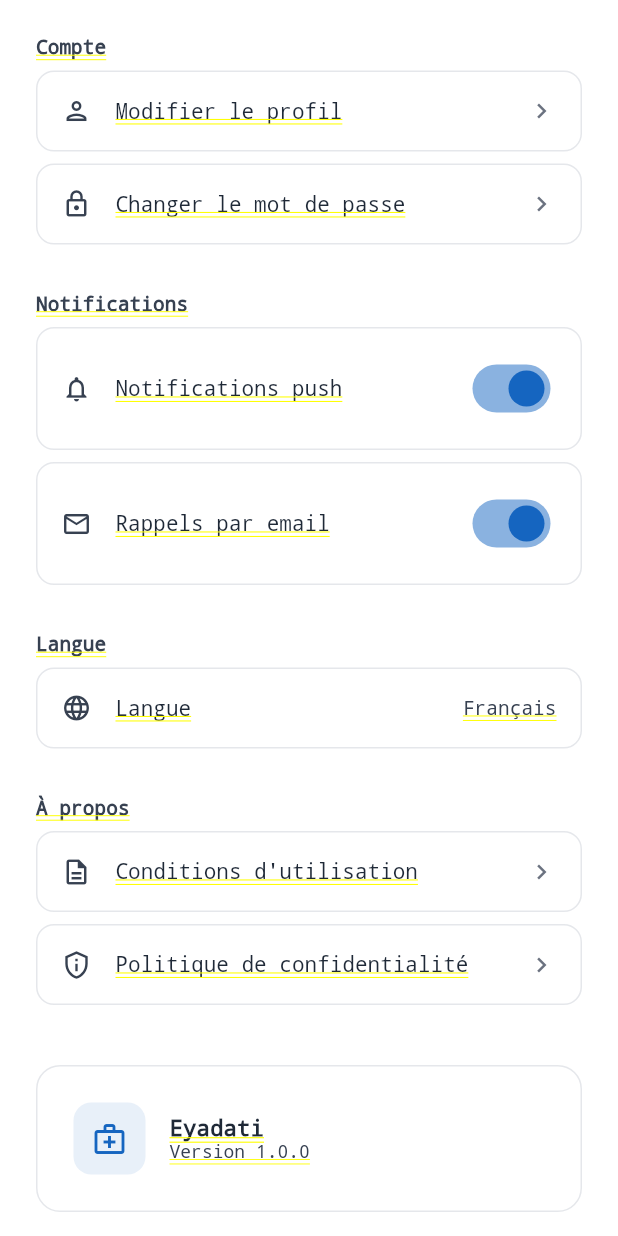
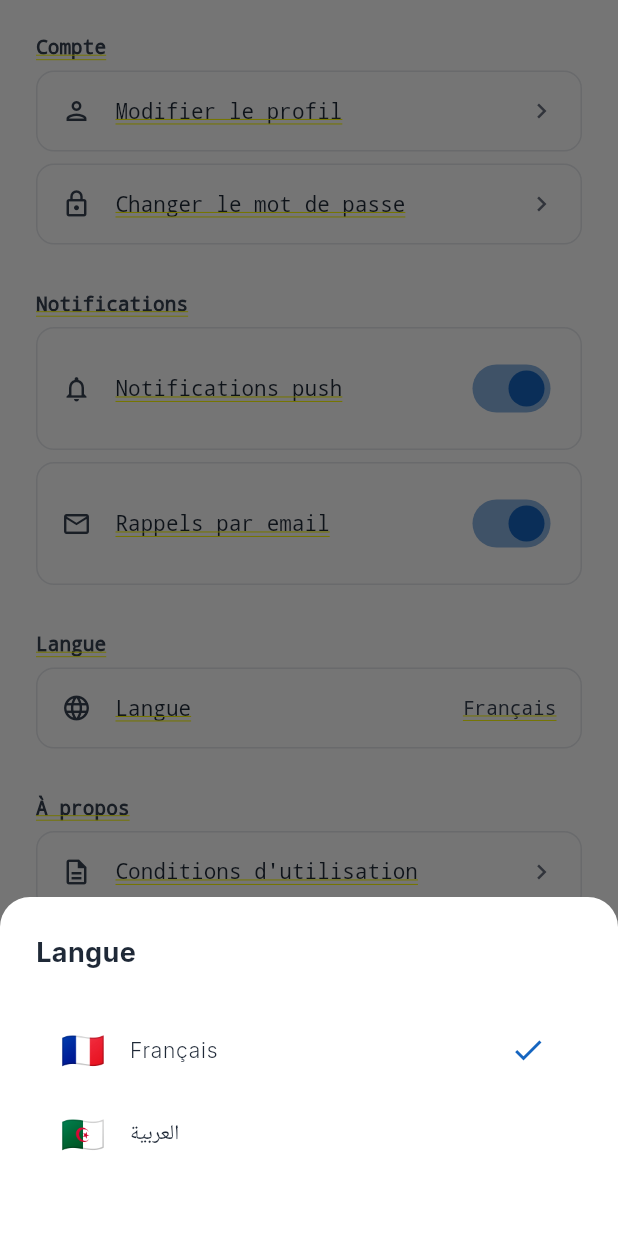
Before and after one commit to eyadati/eyadati.com, a Flutter app: the DoctorSettingsPage screen opened by its route, after a tap on "Langue", on a phone screen of 412 x 824 dp. Run offline on Flutter 3.47's test engine with Material 3 defaults, Android fonts, the phone set to English and light mode, and no system bars; our stand-ins replace cached_network_image, flutter_dotenv, flutter_riverpod, freezed_annotation, go_router, google_fonts and 4 more; accounts and stored records are empty.

Commit message:
feat(doctor): all appointment statuses, language switch FR/AR with RTL, notification settings persistence, removed earnings

```diff
--- a/lib/features/doctor/presentation/pages/doctor_settings_page.dart
+++ b/lib/features/doctor/presentation/pages/doctor_settings_page.dart
@@ -1,14 +1,144 @@
 import 'package:flutter/material.dart';
 import 'package:flutter_riverpod/flutter_riverpod.dart';
+import 'package:shared_preferences/shared_preferences.dart';
 import 'package:eyadati/core/constants/app_colors.dart';
 import 'package:eyadati/core/constants/app_spacing.dart';
+import 'package:eyadati/core/providers/locale_provider.dart';
 import '../../../auth/presentation/providers/auth_provider.dart';
 
-class DoctorSettingsPage extends ConsumerWidget {
+class DoctorSettingsPage extends ConsumerStatefulWidget {
   const DoctorSettingsPage({super.key});
 
   @override
-  Widget build(BuildContext context, WidgetRef ref) {
+  ConsumerState<DoctorSettingsPage> createState() => _DoctorSettingsPageState();
+}
+
+class _DoctorSettingsPageState extends ConsumerState<DoctorSettingsPage> {
+  bool _pushEnabled = true;
+  bool _emailEnabled = true;
+
+  @override
+  void initState() {
+    super.initState();
+    _loadSettings();
+  }
+
+  Future<void> _loadSettings() async {
+    final prefs = await SharedPreferences.getInstance();
+    setState(() {
+      _pushEnabled = prefs.getBool('push_notifications') ?? true;
+      _emailEnabled = prefs.getBool('email_reminders') ?? true;
+    });
+  }
+
+  Future<void> _savePushSetting(bool value) async {
+    final prefs = await SharedPreferences.getInstance();
+    await prefs.setBool('push_notifications', value);
+    setState(() => _pushEnabled = value);
+  }
+
+  Future<void> _saveEmailSetting(bool value) async {
+    final prefs = await SharedPreferences.getInstance();
+    await prefs.setBool('email_reminders', value);
+    setState(() => _emailEnabled = value);
+  }
+
+  void _showLanguageSheet() {
+    final locale = ref.read(localeProvider);
+    final isArabic = locale.languageCode == 'ar';
+
+    showModalBottomSheet(
+      context: context,
+      backgroundColor: AppColors.white,
+      shape: const RoundedRectangleBorder(
+        borderRadius: BorderRadius.vertical(top: Radius.circular(20)),
+      ),
+      builder: (ctx) => Padding(
+        padding: const EdgeInsets.all(AppSpacing.lg),
+        child: Column(
+          mainAxisSize: MainAxisSize.min,
+          crossAxisAlignment: CrossAxisAlignment.start,
+          children: [
+            Text(
+              'Langue',
+              style: TextStyle(
+                fontSize: 18,
+                fontWeight: FontWeight.w700,
+                color: AppColors.textPrimary,
+              ),
+            ),
+            const SizedBox(height: AppSpacing.lg),
+            ListTile(
+              leading: Text('🇫🇷', style: TextStyle(fontSize: 24)),
+              title: Text(
+                'Français',
+                style: TextStyle(
+                  fontSize: 14,
+                  fontWeight: FontWeight.w300,
+                  color: AppColors.textPrimary,
+                ),
+              ),
+              trailing: !isArabic
+                  ? Icon(Icons.check, color: AppColors.primary)
+                  : null,
+              onTap: () {
+                ref.read(localeProvider.notifier).setLocale('fr');
+                Navigator.pop(ctx);
+              },
+            ),
+            ListTile(
+              leading: Text('🇩🇿', style: TextStyle(fontSize: 24)),
+              title: Text(
+                'العربية',
+                style: TextStyle(
+                  fontSize: 14,
+                  fontWeight: FontWeight.w300,
+                  color: AppColors.textPrimary,
+                ),
+              ),
+              trailing: isArabic
+                  ? Icon(Icons.check, color: AppColors.primary)
+                  : null,
+              onTap: () {
+                ref.read(localeProvider.notifier).setLocale('ar');
+                Navigator.pop(ctx);
+              },
+            ),
+            const SizedBox(height: AppSpacing.md),
+          ],
+        ),
+      ),
+    );
+  }
+
+  void _confirmLogout() {
+    showDialog(
+      context: context,
+      builder: (ctx) => AlertDialog(
+        title: const Text('Déconnexion'),
+        content: const Text('Voulez-vous vraiment vous déconnecter ?'),
+        actions: [
+          TextButton(
+            onPressed: () => Navigator.pop(ctx),
+            child: const Text('Annuler'),
+          ),
+          TextButton(
+            onPressed: () async {
+              Navigator.pop(ctx);
+              await ref.read(authProvider.notifier).logout();
+            },
+            child: Text('Déconnexion', style: TextStyle(color: AppColors.error)),
+          ),
+        ],
+      ),
+    );
+  }
+
+  @override
+  Widget build(BuildContext context) {
+    final locale = ref.watch(localeProvider);
+    final isArabic = locale.languageCode == 'ar';
+
     return SingleChildScrollView(
       padding: const EdgeInsets.all(AppSpacing.lg),
       child: Column(
@@ -36,14 +166,14 @@ class DoctorSettingsPage extends ConsumerWidget {
           _buildToggleItem(
             icon: Icons.notifications_outlined,
             title: 'Notifications push',
-            value: true,
-            onChanged: (value) {},
+            value: _pushEnabled,
+            onChanged: _savePushSetting,
           ),
           _buildToggleItem(
             icon: Icons.email_outlined,
             title: 'Rappels par email',
-            value: true,
-            onChanged: (value) {},
+            value: _emailEnabled,
+            onChanged: _saveEmailSetting,
           ),
           const SizedBox(height: AppSpacing.lg),
           _buildSectionTitle('Langue'),
@@ -53,8 +183,8 @@ class DoctorSettingsPage extends ConsumerWidget {
             ref: ref,
             icon: Icons.language,
             title: 'Langue',
-            trailing: 'Français',
-            onTap: () {},
+            trailing: isArabic ? 'العربية' : 'Français',
+            onTap: _showLanguageSheet,
           ),
           const SizedBox(height: AppSpacing.lg),
           _buildSectionTitle('À propos'),
@@ -124,7 +254,7 @@ class DoctorSettingsPage extends ConsumerWidget {
           SizedBox(
             width: double.infinity,
             child: OutlinedButton.icon(
-              onPressed: () => _confirmLogout(context, ref),
+              onPressed: _confirmLogout,
               icon: const Icon(Icons.logout, size: 18),
               label: const Text('Déconnexion'),
               style: OutlinedButton.styleFrom(
@@ -136,29 +266,6 @@ class DoctorSettingsPage extends ConsumerWidget {
                 ),
               ),
             ),
-          ),
-        ],
-      ),
-    );
-  }
-
-  void _confirmLogout(BuildContext context, WidgetRef ref) {
-    showDialog(
-      context: context,
-      builder: (ctx) => AlertDialog(
-        title: const Text('Déconnexion'),
-        content: const Text('Voulez-vous vraiment vous déconnecter ?'),
-        actions: [
-          TextButton(
-            onPressed: () => Navigator.pop(ctx),
-            child: const Text('Annuler'),
-          ),
-          TextButton(
-            onPressed: () async {
-              Navigator.pop(ctx);
-              await ref.read(authProvider.notifier).logout();
-            },
-            child: Text('Déconnexion', style: TextStyle(color: AppColors.error)),
           ),
         ],
       ),
```
Also changed, not shown: lib/core/providers/locale_provider.dart (added, +28 -0 lines), lib/features/doctor/presentation/pages/doctor_appointments_page.dart (+72 -53 lines), lib/features/doctor/presentation/providers/doctor_provider.dart (+29 -25 lines), lib/main.dart (+10 -1 lines).
